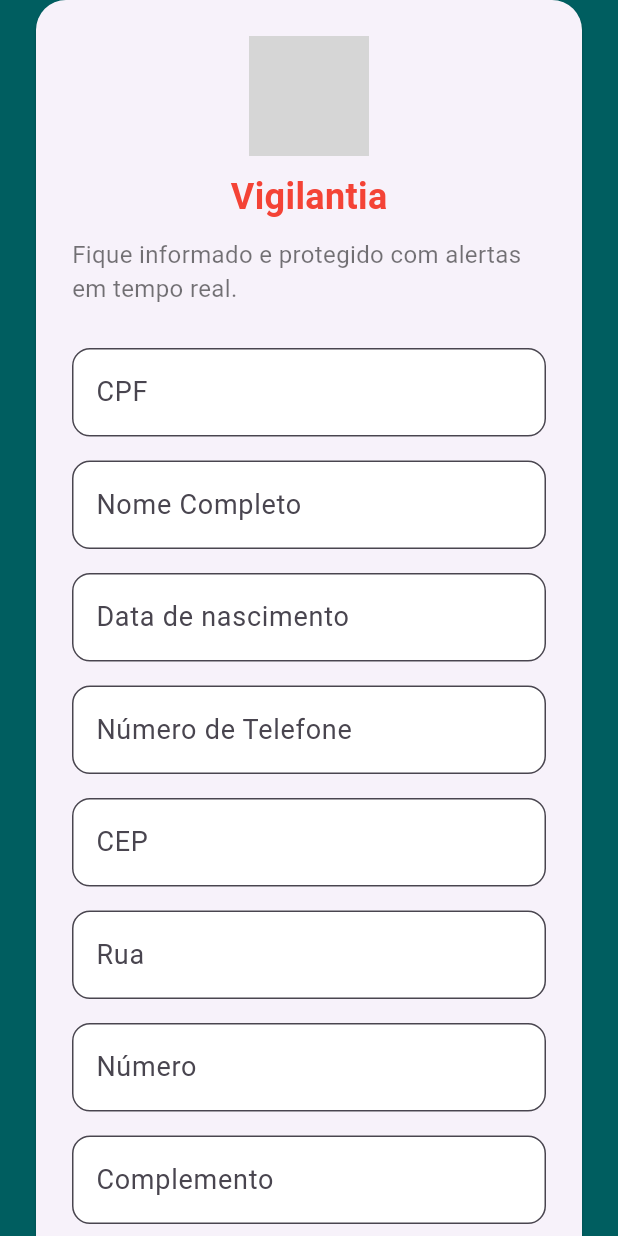
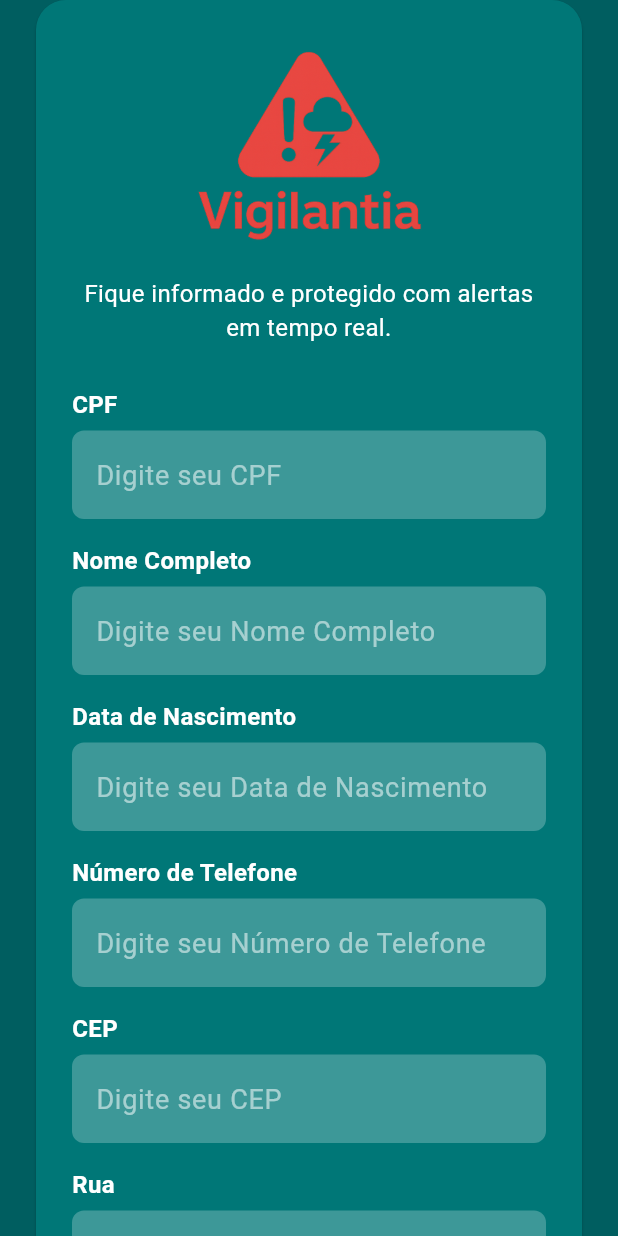
Before and after one commit to koikera/Vigilantia, a Flutter app: the CadastroPage screen opened directly, on a phone screen of 412 x 824 dp. Run offline on Flutter 3.47's test engine with Material 3 defaults, Android fonts, the phone set to English and light mode, and no system bars; our stand-ins replace firebase_core, firebase_messaging, flutter_map, geolocator, get_it, go_router and 2 more; accounts and stored records are empty; grey boxes are pictures that could not be loaded.

Commit message:
Ajustes nas paginas

```diff
--- a/vigilantia_app/lib/app.dart
+++ b/vigilantia_app/lib/app.dart
@@ -2,6 +2,7 @@ import 'package:flutter/material.dart';
 import 'package:go_router/go_router.dart';
 import 'package:vigilantia_app/presentation/pages/permission/check_location_wrapper.dart';
 import 'package:vigilantia_app/presentation/pages/permission/location_permission_page.dart';
+import 'package:vigilantia_app/presentation/pages/register/register_page.dart';
 import 'presentation/pages/home/home_page.dart';
 import 'presentation/pages/login/login_page.dart';
 import 'core/theme/app_theme.dart';
@@ -48,6 +49,10 @@ class MyApp extends StatelessWidget {
           path: '/location-permission',
           builder: (context, state) => const LocationPermissionPage(),
         ),
+        GoRoute(
+          path: '/cadastro',
+          builder: (context, state) => const CadastroPage(),
+        ),
       ],
     );
 
--- a/vigilantia_app/lib/presentation/pages/register/register_page.dart
+++ b/vigilantia_app/lib/presentation/pages/register/register_page.dart
@@ -3,6 +3,8 @@ import 'package:http/http.dart' as http;
 import 'dart:convert';
 
 class CadastroPage extends StatefulWidget {
+  const CadastroPage({super.key});
+
   @override
   _CadastroPageState createState() => _CadastroPageState();
 }
@@ -10,7 +12,6 @@ class CadastroPage extends StatefulWidget {
 class _CadastroPageState extends State<CadastroPage> {
   final _formKey = GlobalKey<FormState>();
 
-  // Controllers
   final cpfController = TextEditingController();
   final nomeController = TextEditingController();
   final dataNascimentoController = TextEditingController();
@@ -21,7 +22,6 @@ class _CadastroPageState extends State<CadastroPage> {
   final complementoController = TextEditingController();
   final senhaController = TextEditingController();
 
-  // Busca endereço no ViaCEP
   Future<void> buscarEndereco(String cep) async {
     final url = Uri.parse('https://viacep.com.br/ws/$cep/json/');
     final response = await http.get(url);
@@ -35,10 +35,9 @@ class _CadastroPageState extends State<CadastroPage> {
     }
   }
 
-  // Envia dados para a API
   Future<void> efetuarCadastro() async {
     if (_formKey.currentState!.validate()) {
-      final url = Uri.parse('http://127.0.0.1:3000/api/pessoa/create');
+      final url = Uri.parse('http://10.0.2.2:3000/api/pessoa/create');
       final body = {
         "CPF": cpfController.text,
         "Nome_Completo": nomeController.text,
@@ -57,14 +56,14 @@ class _CadastroPageState extends State<CadastroPage> {
         body: json.encode(body),
       );
 
-      if (response.statusCode == 200) {
+      if (response.statusCode == 201) {
         ScaffoldMessenger.of(context).showSnackBar(
-          SnackBar(content: Text('Cadastro efetuado com sucesso!')),
+          const SnackBar(content: Text('Cadastro efetuado com sucesso!')),
         );
       } else {
-        ScaffoldMessenger.of(
-          context,
-        ).showSnackBar(SnackBar(content: Text('Erro ao cadastrar usuário.')));
+        ScaffoldMessenger.of(context).showSnackBar(
+          const SnackBar(content: Text('Erro ao cadastrar usuário.')),
+        );
       }
     }
   }
@@ -86,76 +85,70 @@ class _CadastroPageState extends State<CadastroPage> {
   @override
   Widget build(BuildContext context) {
     return Scaffold(
-      backgroundColor: Color(0xFF005E60),
+      backgroundColor: const Color(0xFF005E60),
       body: Center(
         child: SingleChildScrollView(
           child: Card(
-            margin: EdgeInsets.symmetric(horizontal: 24),
+            color: const Color(0xFF007777),
+            margin: const EdgeInsets.symmetric(horizontal: 24),
             shape: RoundedRectangleBorder(
               borderRadius: BorderRadius.circular(20),
             ),
             child: Padding(
-              padding: EdgeInsets.all(24),
+              padding: const EdgeInsets.all(24),
               child: Form(
                 key: _formKey,
                 child: Column(
                   children: [
-                    Image.asset("assets/logo.png", height: 80), // sua logo aqui
-                    SizedBox(height: 10),
-                    Text(
-                      "Vigilantia",
-                      style: TextStyle(
-                        fontSize: 24,
-                        fontWeight: FontWeight.bold,
-                        color: Colors.red,
+                    Image.asset(
+                      'assets/images/vigilantia_logo_initial.png',
+                      height: 150,
                     ),
+                    const SizedBox(height: 10),
+                    const Text(
+                      "Fique informado e protegido com alertas em tempo real.",
+                      style: TextStyle(color: Colors.white),
+                      textAlign: TextAlign.center,
                     ),
-                    SizedBox(height: 10),
-                    Text(
-                      "Fique informado e protegido com alertas em tempo real.",
-                    ),
-                    SizedBox(height: 20),
+                    const SizedBox(height: 20),
 
-                    _buildTextField("CPF", cpfController),
-                    _buildTextField("Nome Completo", nomeController),
-                    _buildTextField(
-                      "Data de nascimento",
-                      dataNascimentoController,
-                    ),
-                    _buildTextField("Número de Telefone", telefoneController),
-                    _buildTextField(
+                    _buildTextField(context, "CPF", cpfController),
+                    _buildTextField(context,"Nome Completo", nomeController),
+                    _buildTextField(context,"Data de Nascimento", dataNascimentoController,
+                      readOnly: true,
+                      onChanged: (_) {},),
+                    _buildTextField(context, "Número de Telefone", telefoneController),
+                    _buildTextField(context,
                       "CEP",
                       cepController,
                       onChanged: (value) {
                         if (value.length == 8) buscarEndereco(value);
                       },
                     ),
-                    _buildTextField("Rua", ruaController, readOnly: true),
-                    _buildTextField("Número", numeroController),
-                    _buildTextField("Complemento", complementoController),
-                    _buildTextField(
-                      "Senha",
-                      senhaController,
-                      obscureText: true,
-                    ),
+                    _buildTextField(context, "Rua", ruaController, readOnly: true),
+                    _buildTextField(context, "Número", numeroController),
+                    _buildTextField(context, "Complemento", complementoController),
+                    _buildTextField(context, "Senha", senhaController, obscureText: true),
 
-                    SizedBox(height: 20),
-                    ElevatedButton.icon(
+                    const SizedBox(height: 20),
+                    SizedBox(
+                      width: double.infinity,
+                      child: ElevatedButton.icon(
                         onPressed: efetuarCadastro,
-                      icon: Icon(Icons.arrow_forward),
-                      label: Text("Efetuar Cadastro"),
+                        icon: const Icon(Icons.arrow_forward),
+                        label: const Text("Efetuar Cadastro"),
                         style: ElevatedButton.styleFrom(
-                        backgroundColor: Colors.blue,
-                        padding: EdgeInsets.symmetric(
-                          horizontal: 24,
-                          vertical: 16,
+                          backgroundColor: Colors.blueAccent,
+                          foregroundColor: Colors.white,
+                          padding: const EdgeInsets.symmetric(vertical: 14),
+                          textStyle: const TextStyle(fontSize: 16),
                         ),
                       ),
                     ),
-                    SizedBox(height: 10),
-                    Text(
+                    const SizedBox(height: 10),
+                    const Text(
                       "Versão 0.0.1",
-                      style: TextStyle(fontSize: 12, color: Colors.grey),
+                      style: TextStyle(fontSize: 12, color: Colors.white54),
                     ),
                   ],
                 ),
@@ -168,6 +161,7 @@ class _CadastroPageState extends State<CadastroPage> {
   }
 
   Widget _buildTextField(
+    BuildContext context,
     String label,
     TextEditingController controller, {
     bool obscureText = false,
@@ -176,16 +170,55 @@ class _CadastroPageState extends State<CadastroPage> {
   }) {
     return Padding(
       padding: const EdgeInsets.symmetric(vertical: 8),
-      child: TextFormField(
+      child: Column(
+        crossAxisAlignment: CrossAxisAlignment.start,
+        children: [
+          Text(
+            label,
+            style: const TextStyle(
+              color: Colors.white,
+              fontWeight: FontWeight.bold,
+            ),
+          ),
+          const SizedBox(height: 6),
+          TextFormField(
             controller: controller,
             obscureText: obscureText,
             readOnly: readOnly,
             onChanged: onChanged,
+            style: const TextStyle(color: Colors.white),
+            onTap: readOnly
+                ? () async {
+                    DateTime? pickedDate = await showDatePicker(
+                      context: context,
+                      initialDate: DateTime.now(),
+                      firstDate: DateTime(1900),
+                      lastDate: DateTime.now(),
+                      builder: (context, child) {
+                        return Theme(
+                          data: ThemeData.dark(),
+                          child: child!,
+                        );
+                      },
+                    );
+                    if (pickedDate != null) {
+                      String formattedDate =
+                          "${pickedDate.day.toString().padLeft(2, '0')}/"
+                          "${pickedDate.month.toString().padLeft(2, '0')}/"
+                          "${pickedDate.year}";
+                      controller.text = formattedDate;
+                    }
+                  }
+                : null,
             decoration: InputDecoration(
-          labelText: label,
-          border: OutlineInputBorder(borderRadius: BorderRadius.circular(12)),
+              hintText: 'Digite seu $label',
+              hintStyle: const TextStyle(color: Colors.white54),
               filled: true,
-          fillColor: Colors.white,
+              fillColor: Colors.white24,
+              border: OutlineInputBorder(
+                borderRadius: BorderRadius.circular(8),
+                borderSide: BorderSide.none,
+              ),
             ),
             validator: (value) {
               if (value == null || value.trim().isEmpty) {
@@ -194,6 +227,9 @@ class _CadastroPageState extends State<CadastroPage> {
               return null;
             },
           ),
+        ],
+      ),
     );
   }
+
 }
```
Also changed, not shown: vigilantia_app/lib/presentation/pages/login/login_page.dart (+16 -6 lines), vigilantia_app/lib/presentation/pages/permission/location_permission_page.dart (+16 -13 lines), 1 other file. Lines whose indentation alone changed are shown as unchanged.
